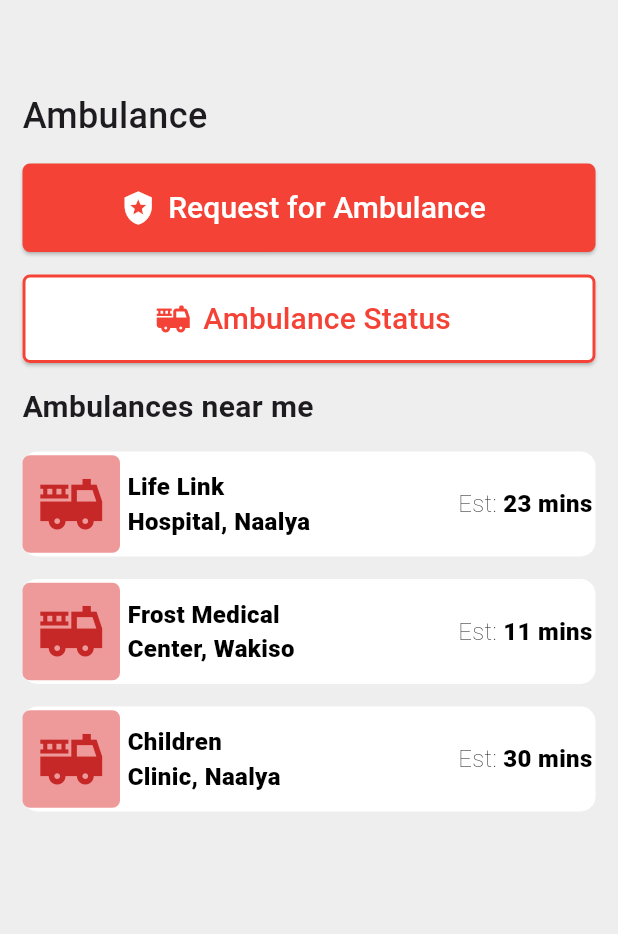
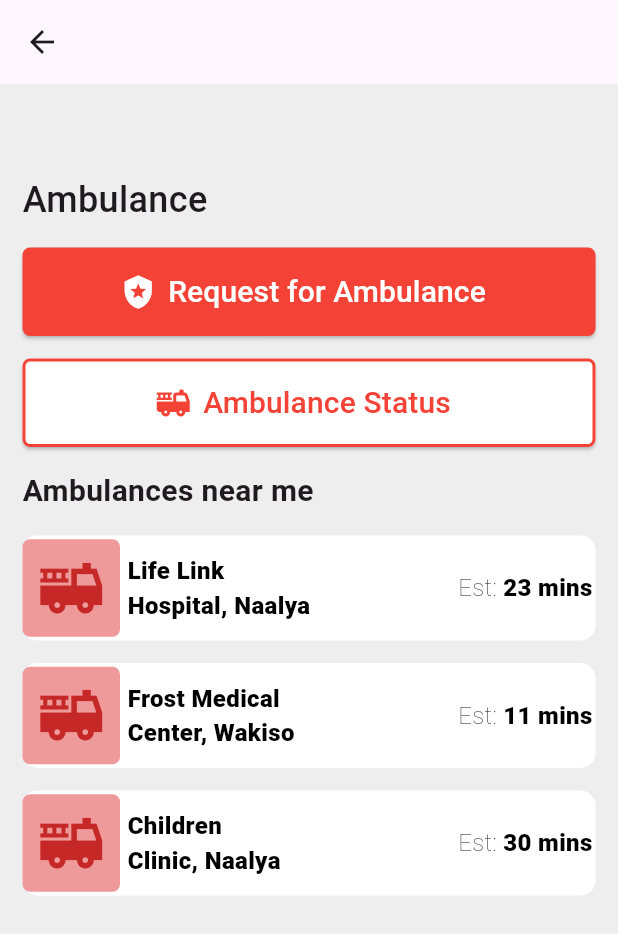
Before and after one commit to Nsengiyunva/redcrossug, a Flutter app: the AmbulanceHome screen opened by its route, on a phone screen of 412 x 824 dp. Shown: the top 934 px of the screen. Run offline on Flutter 3.47's test engine with Material 3 defaults, Android fonts, the phone set to English and light mode, and no system bars; our stand-ins replace flutter_otp_text_field, get, shared_preferences; missing offline and left inert: intl_phone_number_field; accounts and stored records are empty; network calls fail.

Commit message:
ambulances testing

```diff
--- a/lib/main.dart
+++ b/lib/main.dart
@@ -36,7 +36,7 @@ class MyApp extends StatelessWidget {
         "/check-ambulance_status": ( context ) => AmbulanceStatus(),
         "/ambulance-home": ( context ) => AmbulanceHome(),
       },
-      initialRoute: "/ambulance-home",
+      initialRoute: "/login",
     );
   }
 }
--- a/lib/scenes/ambulance_home.dart
+++ b/lib/scenes/ambulance_home.dart
@@ -15,6 +15,10 @@ class AmbulanceHome extends StatelessWidget {
   Widget build(BuildContext context) {
     return Scaffold(
       backgroundColor: Colors.grey.shade200,
+      appBar: AppBar(
+        title: Text(""),
+        leading: const BackButton() // Back button added here
+      ),
       body: SingleChildScrollView(
         child: Container(
           width: double.infinity,
@@ -25,7 +29,9 @@ class AmbulanceHome extends StatelessWidget {
             children: [
               const Text( "Ambulance", style: TextStyle( fontSize: 24, fontWeight: FontWeight.w500 ), ),
               const SizedBox( height: 15 ),
-              RedBtnIcon(noColor: false,label: 'Request for Ambulance', onPressed: () {}, icon_name: "local_police", ),
+              RedBtnIcon(noColor: false,label: 'Request for Ambulance', onPressed: () {
+                Get.toNamed( "/ambulance-request-form" );
+              }, icon_name: "local_police", ),
               const SizedBox( height: 15 ),
               RedBtnIcon(noColor: true, label: 'Ambulance Status', onPressed: () {}, icon_name: "fire_truck", ),
               const SizedBox( height: 15 ),
--- a/lib/scenes/ambulance_list_item.dart
+++ b/lib/scenes/ambulance_list_item.dart
@@ -14,7 +14,6 @@ class AmbulanceListItem extends StatelessWidget {
       height: 70,
       decoration: BoxDecoration(
         color: Colors.white,
-        // border: Border.all(color: Colors.red, width: 1),
         borderRadius: BorderRadius.circular(10),
       ),
       child: Row(
```
